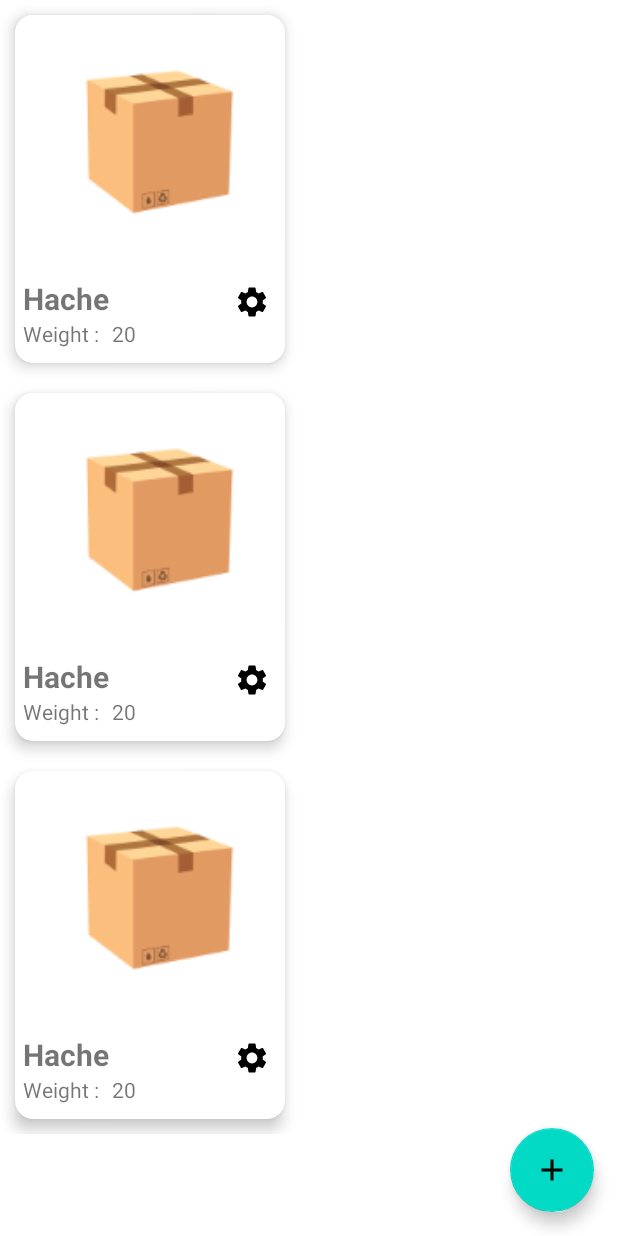
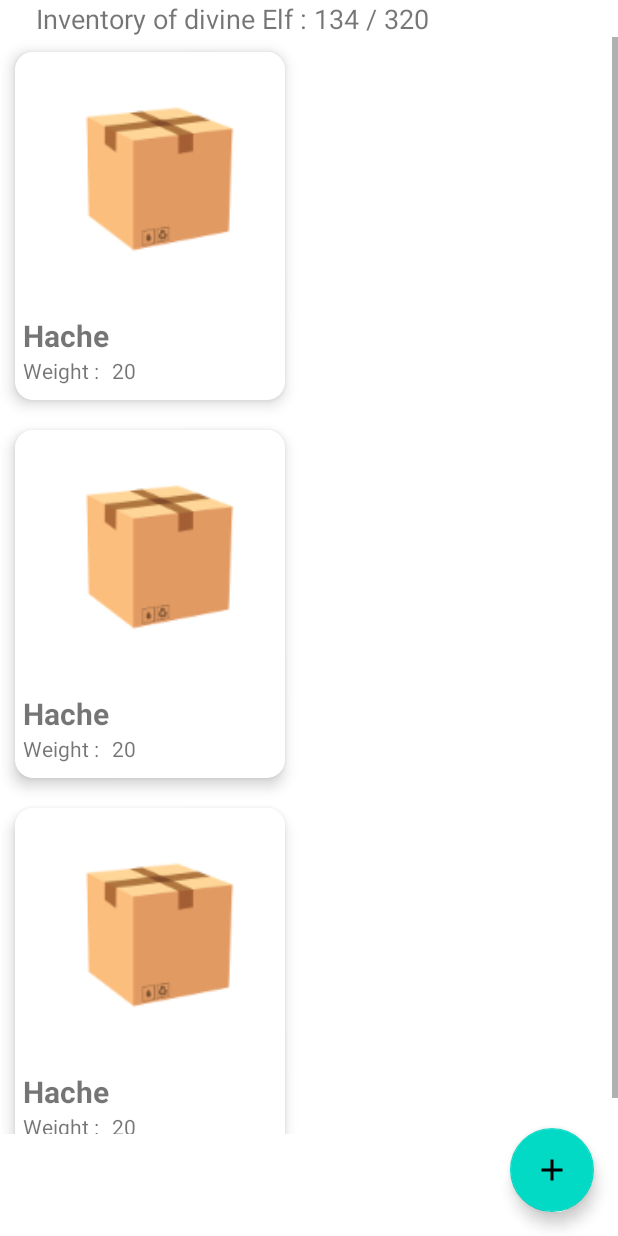
Before and after one commit to frankbrg/roleplay-management, an Android app: the layout activity_list_item.xml on its own in the app's theme, with its tools: preview values and no code run, on a phone screen of 412 x 824 dp. Run offline under Robolectric (Android 15) with nearby library versions, the phone set to English and light mode, and no system bars.

Commit message:
:sparkles: add text for inventory

```diff
--- a/app/src/main/java/com/example/roleplaymanagement/MainActivity.java
+++ b/app/src/main/java/com/example/roleplaymanagement/MainActivity.java
@@ -22,9 +22,6 @@ public class MainActivity extends AppCompatActivity {
     protected void onCreate(Bundle savedInstanceState) {
 
         super.onCreate(savedInstanceState);
-
-
-        setContentView(R.layout.activity_edit_character);
 
         Character character = new Character("fisty", 152);
 
--- a/app/src/main/res/layout/activity_list_item.xml
+++ b/app/src/main/res/layout/activity_list_item.xml
@@ -19,17 +19,44 @@
         app:srcCompat="@drawable/ic_baseline_add_24"
         tools:ignore="VectorDrawableCompat" />
 
+
+    <TextView
+        android:id="@+id/inventoryLabel"
+        android:layout_width="0dp"
+        android:layout_height="wrap_content"
+        android:layout_marginStart="24dp"
+        android:layout_marginLeft="24dp"
+        android:text="Inventory of divine Elf : "
+        android:textSize="18sp"
+        app:layout_constraintStart_toStartOf="parent" />
+
+
+    <TextView
+        android:id="@+id/inventory"
+        android:layout_width="0dp"
+        android:layout_height="wrap_content"
+        android:layout_marginEnd="24dp"
+        android:layout_marginRight="24dp"
+        android:text="134 / 320"
+        android:textSize="18sp"
+        app:layout_constraintEnd_toEndOf="parent"
+        app:layout_constraintHorizontal_bias="1.0"
+        app:layout_constraintStart_toEndOf="@+id/inventoryLabel"
+        tools:layout_editor_absoluteY="0dp" />
+
     <ScrollView
         android:layout_width="match_parent"
-        android:layout_height="match_parent"
-        tools:layout_editor_absoluteX="0dp"
-        tools:layout_editor_absoluteY="0dp">
+        android:layout_height="731dp"
+        app:layout_constraintTop_toBottomOf="@+id/inventoryLabel"
+        tools:layout_editor_absoluteX="251dp">
 
         <androidx.recyclerview.widget.RecyclerView
             android:id="@+id/rvItems"
             android:layout_width="match_parent"
             android:layout_height="match_parent"
-            tools:listitem="@layout/recycler_view_item_object" />
+            tools:listitem="@layout/recycler_view_item_object">
+
+        </androidx.recyclerview.widget.RecyclerView>
     </ScrollView>
 
 
--- a/app/src/main/res/layout/recycler_view_item_object.xml
+++ b/app/src/main/res/layout/recycler_view_item_object.xml
@@ -42,20 +42,6 @@
             android:textSize="20sp"
             android:textStyle="bold" />
 
-        <ImageButton
-            android:id="@+id/imageButton"
-            style="@style/Widget.AppCompat.ImageButton"
-            android:layout_width="wrap_content"
-            android:layout_height="match_parent"
-            android:background="?attr/selectableItemBackgroundBorderless"
-            android:cropToPadding="false"
-            android:paddingLeft="10dp"
-            android:paddingTop="20dp"
-            android:paddingRight="10dp"
-            android:paddingBottom="10dp"
-            android:src="@drawable/ic_baseline_settings_24"
-            android:tint="#000000" />
-
       </LinearLayout>
 
       <LinearLayout
```
